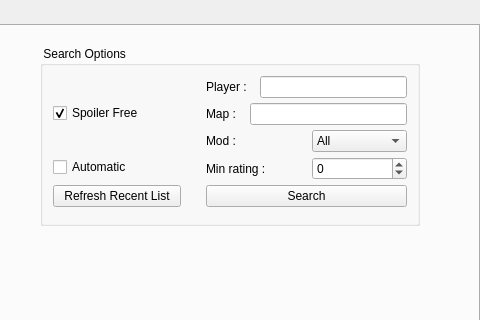
The window that res/replays/replays.ui (FAForever/client) describes before a commit, drawn with Qt 5; both pictures show x 577 to 1057 and y 0 to 320 of the 1057 by 686 pixel window.
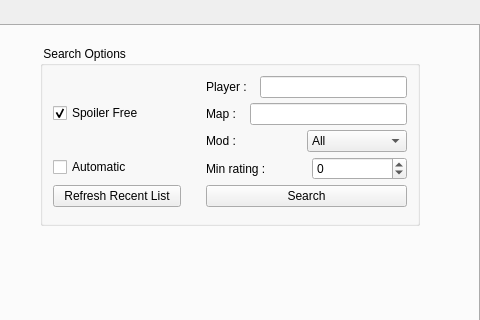
The same window after the commit.

Commit message: unify styling replay and modvault, cleanup client.css

What changed in the file:
```diff
--- a/res/replays/replays.ui
+++ b/res/replays/replays.ui
@@ -465,6 +465,18 @@
             </item>
             <item>
              <widget class="QComboBox" name="modList">
+              <property name="sizePolicy">
+               <sizepolicy hsizetype="Preferred" vsizetype="Preferred">
+                <horstretch>0</horstretch>
+                <verstretch>0</verstretch>
+               </sizepolicy>
+              </property>
+              <property name="minimumSize">
+               <size>
+                <width>100</width>
+                <height>0</height>
+               </size>
+              </property>
               <item>
                <property name="text">
                 <string>All</string>
```
Left out of the diff: 6 changed lines with no effect on the pictures. The commit also changes 2 other files.
